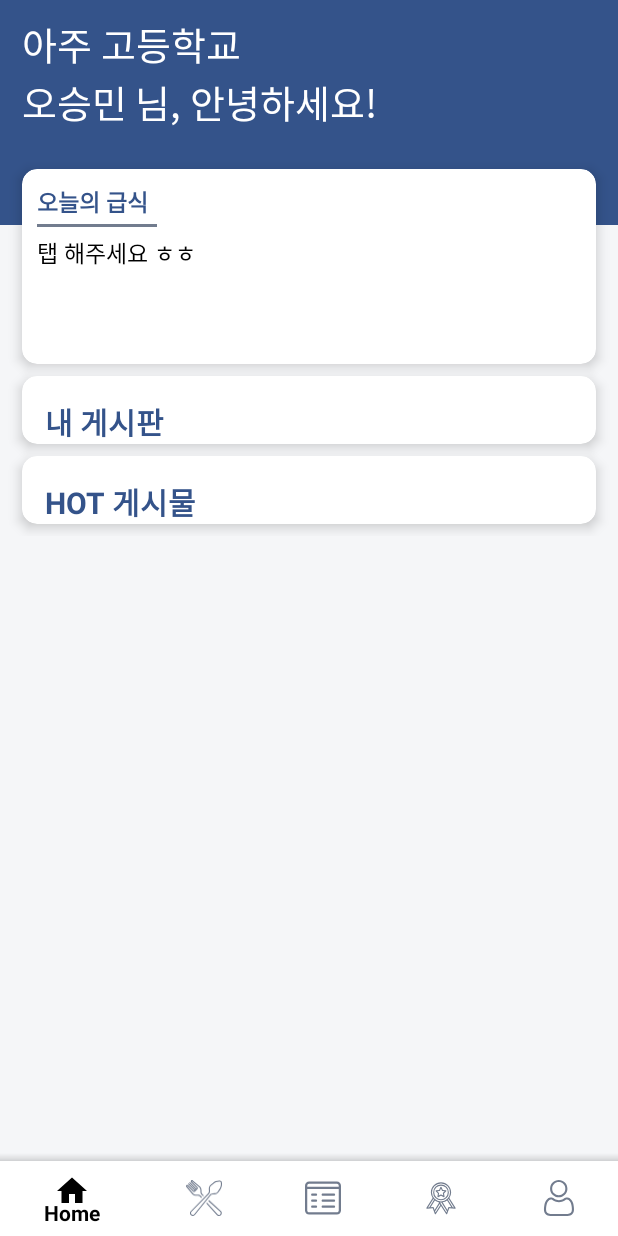
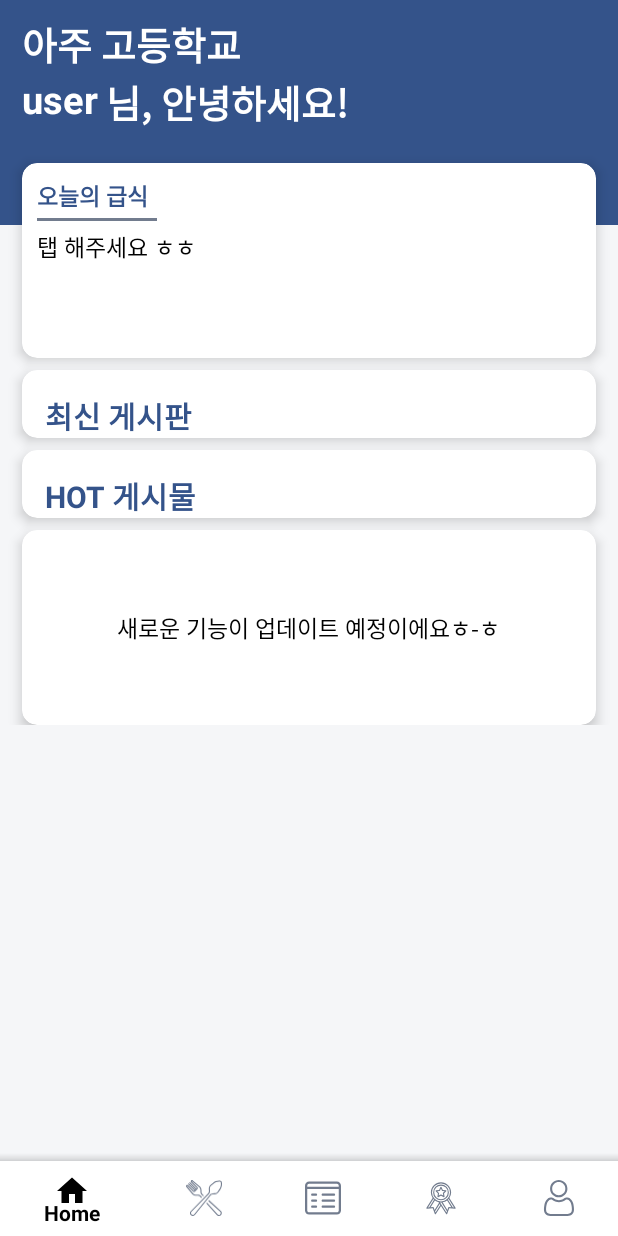
Before and after one commit to Algostu/Android, an Android app: the Home screen opened directly, with no data from a screen before it, on a phone screen of 412 x 824 dp. Run offline under Robolectric (Android 15) with nearby library versions, the light colour scheme and no system bars; libraries missing offline, so code that uses them is left out: com.kakao.usermgmt; network calls fail; 17 statements that could not run were skipped.

Commit message:
Update UI

```diff
--- a/app/src/main/java/com/dum/dodam/Community/ArticleListAdapter.java
+++ b/app/src/main/java/com/dum/dodam/Community/ArticleListAdapter.java
@@ -1,6 +1,7 @@
 package com.dum.dodam.Community;
 
 import android.content.Context;
+import android.util.Log;
 import android.view.LayoutInflater;
 import android.view.View;
 import android.view.ViewGroup;
@@ -13,7 +14,10 @@ import androidx.recyclerview.widget.RecyclerView;
 import com.dum.dodam.Community.dataframe.ArticleListFrame;
 import com.dum.dodam.R;
 
+import java.text.ParseException;
+import java.text.SimpleDateFormat;
 import java.util.ArrayList;
+import java.util.Date;
 
 public class ArticleListAdapter extends RecyclerView.Adapter<ArticleListAdapter.Holder> {
     private ArrayList<ArticleListFrame> list = new ArrayList<ArticleListFrame>();
@@ -89,4 +93,6 @@ public class ArticleListAdapter extends RecyclerView.Adapter<ArticleListAdapter.
         holder.articleID.setText(String.valueOf(list.get(position).articleID));
         holder.itemView.setTag(position);
     }
+
+
 }
--- a/app/src/main/java/com/dum/dodam/Contest/ContestInfo.java
+++ b/app/src/main/java/com/dum/dodam/Contest/ContestInfo.java
@@ -57,6 +57,7 @@ public class ContestInfo extends Fragment {
         sponsor.setText(frame.sponsor);
         homepage.setText(frame.homePage);
 
+        Log.d("RHC", "CONTENT : " + frame.content);
         contents = frame.content.replace("■", "\n\n■");
 
         content.setText(contents);
--- a/app/src/main/java/com/dum/dodam/Home/Home.java
+++ b/app/src/main/java/com/dum/dodam/Home/Home.java
@@ -215,7 +215,7 @@ public class Home extends Fragment implements HotArticleAdapter.OnListItemSelect
                 ArrayList<CafeteriaFrame> list = gson.fromJson(response, new TypeToken<ArrayList<CafeteriaFrame>>() {
                 }.getType());
 
-                String lunch = new String();
+                String lunch = " ";
 
                 if (getWeekNDate().get(0) == 2) {
                     lunch = list.get(getWeekNDate().get(1)).lunch_monday;
@@ -228,6 +228,7 @@ public class Home extends Fragment implements HotArticleAdapter.OnListItemSelect
                 } else if (getWeekNDate().get(0) == 6) {
                     lunch = list.get(getWeekNDate().get(1)).lunch_monday;
                 }
+                Log.d(TAG, "Home lunch" + lunch);
                 if (lunch.equals(" ")) cafeteria.setText("제공되는 식단이 없습니다.");
                 else {
                     cafeteria.setText(lunch);
@@ -247,7 +248,6 @@ public class Home extends Fragment implements HotArticleAdapter.OnListItemSelect
 
         Calendar c = Calendar.getInstance();
         int this_week = c.get(Calendar.WEEK_OF_MONTH);
-//        int today = c.get(Calendar.DATE); //오늘 일자 저장
         int sDayNum = c.get(Calendar.DAY_OF_WEEK);
 
         result.add(sDayNum);
--- a/app/src/main/res/layout/article_list.xml
+++ b/app/src/main/res/layout/article_list.xml
@@ -26,7 +26,7 @@
     <TextView
         android:id="@+id/title_bg"
         android:layout_width="match_parent"
-        android:layout_height="45dp"
+        android:layout_height="55dp"
         android:background="@color/classic_blue"
         tools:ignore="MissingConstraints" />
 
@@ -38,6 +38,7 @@
         android:text="Community"
         android:textColor="#FFFFFF"
         android:textSize="25dp"
+        android:textStyle="bold"
         app:layout_constraintLeft_toRightOf="@id/gd_left"
         app:layout_constraintTop_toTopOf="parent"
         tools:ignore="MissingConstraints" />
--- a/app/src/main/res/layout/contest.xml
+++ b/app/src/main/res/layout/contest.xml
@@ -23,7 +23,7 @@
     <TextView
         android:id="@+id/title_bg"
         android:layout_width="match_parent"
-        android:layout_height="45dp"
+        android:layout_height="55dp"
         android:background="@color/classic_blue"
         tools:ignore="MissingConstraints" />
 
@@ -35,6 +35,7 @@
         android:text="공모전 모아보기"
         android:textColor="#FFFFFF"
         android:textSize="25dp"
+        android:textStyle="bold"
         app:layout_constraintLeft_toRightOf="@id/gd_left"
         app:layout_constraintTop_toTopOf="parent"
         tools:ignore="MissingConstraints" />
--- a/app/src/main/res/layout/contest_card.xml
+++ b/app/src/main/res/layout/contest_card.xml
@@ -44,7 +44,6 @@
                     android:id="@+id/title"
                     android:layout_width="wrap_content"
                     android:layout_height="wrap_content"
-                    android:background="@drawable/backgroud_text_view_line"
                     android:ellipsize="marquee"
                     android:marqueeRepeatLimit="marquee_forever"
                     android:padding="3dp"
--- a/app/src/main/res/layout/home_.xml
+++ b/app/src/main/res/layout/home_.xml
@@ -49,6 +49,7 @@
             android:text="아주 고등학교"
             android:textColor="@android:color/white"
             android:textSize="25dp"
+            android:textStyle="bold"
             app:layout_constraintLeft_toLeftOf="@id/gd_left"
             app:layout_constraintTop_toTopOf="@id/gd_top" />
 
@@ -56,9 +57,10 @@
             android:id="@+id/user_name"
             android:layout_width="0dp"
             android:layout_height="wrap_content"
-            android:text="오승민"
+            android:text="user"
             android:textColor="@android:color/white"
             android:textSize="25dp"
+            android:textStyle="bold"
             app:layout_constraintLeft_toLeftOf="@id/gd_left"
             app:layout_constraintTop_toBottomOf="@id/school_name" />
 
@@ -69,6 +71,7 @@
             android:text="님, 안녕하세요!"
             android:textColor="@android:color/white"
             android:textSize="25dp"
+            android:textStyle="bold"
             app:layout_constraintLeft_toRightOf="@id/user_name"
             app:layout_constraintTop_toBottomOf="@id/school_name" />
 
@@ -142,7 +145,7 @@
                     android:layout_width="wrap_content"
                     android:layout_height="wrap_content"
                     android:layout_marginTop="15dp"
-                    android:text="내 게시판"
+                    android:text="최신 게시판"
                     android:textColor="@color/classic_blue"
                     android:textSize="20dp"
                     android:textStyle="bold"
@@ -171,13 +174,14 @@
 
         <!-- 핫 게시판 -->
         <androidx.cardview.widget.CardView
+            android:id="@+id/cv_hot_article"
             android:layout_width="0dp"
             android:layout_height="wrap_content"
             android:layout_marginTop="8dp"
             android:layout_marginBottom="8dp"
             app:cardCornerRadius="10dp"
             app:cardElevation="5dp"
-            app:layout_constraintBottom_toBottomOf="parent"
+            app:layout_constraintBottom_toTopOf="@id/next_update"
             app:layout_constraintLeft_toLeftOf="@id/gd_left"
             app:layout_constraintRight_toRightOf="@id/gd_right"
             app:layout_constraintTop_toBottomOf="@id/cv_my_community"
@@ -223,5 +227,26 @@
 
             </RelativeLayout>
         </androidx.cardview.widget.CardView>
+
+        <androidx.cardview.widget.CardView
+            android:id="@+id/next_update"
+            android:layout_width="0dp"
+            android:layout_height="130dp"
+            android:layout_marginTop="8dp"
+            android:layout_marginBottom="25dp"
+            app:cardCornerRadius="10dp"
+            app:cardElevation="5dp"
+            app:layout_constraintLeft_toLeftOf="@id/gd_left"
+            app:layout_constraintRight_toRightOf="@id/gd_right"
+            app:layout_constraintTop_toBottomOf="@id/cv_hot_article"
+            tools:ignore="MissingConstraints">
+
+            <TextView
+                android:layout_width="wrap_content"
+                android:layout_height="wrap_content"
+                android:layout_gravity="center"
+                android:text="새로운 기능이 업데이트 예정이에요ㅎ-ㅎ"
+                android:textSize="15dp" />
+        </androidx.cardview.widget.CardView>
     </androidx.constraintlayout.widget.ConstraintLayout>
 </ScrollView>
--- a/app/src/main/res/layout/home_my_community_card.xml
+++ b/app/src/main/res/layout/home_my_community_card.xml
@@ -11,7 +11,7 @@
         android:layout_height="wrap_content"
         android:layout_marginTop="7dp"
         android:text="CommunityType"
-        android:textColor="@android:color/black"
+        android:textColor="@color/faded_gray"
         android:textSize="17dp"
         app:layout_constraintLeft_toLeftOf="parent"
         app:layout_constraintRight_toLeftOf="@+id/title"
@@ -25,7 +25,6 @@
         android:layout_marginLeft="15dp"
         android:layout_marginTop="7dp"
         android:text="Title"
-        android:textColor="@android:color/black"
         android:textSize="17dp"
         app:layout_constraintLeft_toRightOf="@id/communityID"
         app:layout_constraintRight_toRightOf="parent"
--- a/app/src/main/res/layout/school.xml
+++ b/app/src/main/res/layout/school.xml
@@ -39,9 +39,11 @@
         android:id="@+id/school_name"
         android:layout_width="0dp"
         android:layout_height="wrap_content"
+        android:layout_marginTop="5dp"
         android:text="아주 고등학교"
         android:textColor="@android:color/white"
         android:textSize="25dp"
+        android:textStyle="bold"
         app:layout_constraintLeft_toLeftOf="@id/gd_left"
         app:layout_constraintTop_toTopOf="@id/gd_top" />
 
@@ -50,7 +52,7 @@
         android:id="@+id/cv_cafeteria"
         android:layout_width="0dp"
         android:layout_height="wrap_content"
-        android:layout_marginTop="10dp"
+        android:layout_marginTop="25dp"
         app:cardCornerRadius="10dp"
         app:cardElevation="5dp"
         app:layout_constraintLeft_toLeftOf="@id/gd_left"
```
Also changed, not shown: app/src/main/java/com/dum/dodam/Community/CommunityList.java (+39 -13 lines), app/src/main/java/com/dum/dodam/Home/HotArticleAdapter.java (+17 -8 lines), app/src/main/java/com/dum/dodam/Home/MyCommunityAdapter.java (+18 -8 lines), app/src/main/res/layout/community_list.xml (+13 -5 lines), app/src/main/res/layout/home_hot_article_card.xml (+7 -7 lines), app/src/main/res/layout/mypage.xml (+5 -4 lines).
